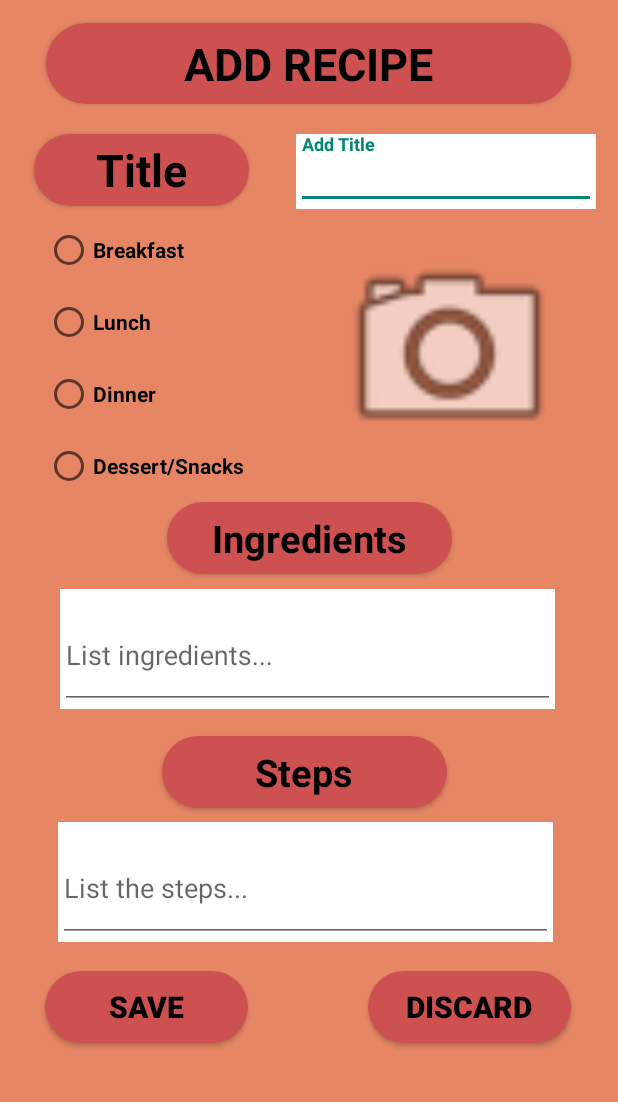
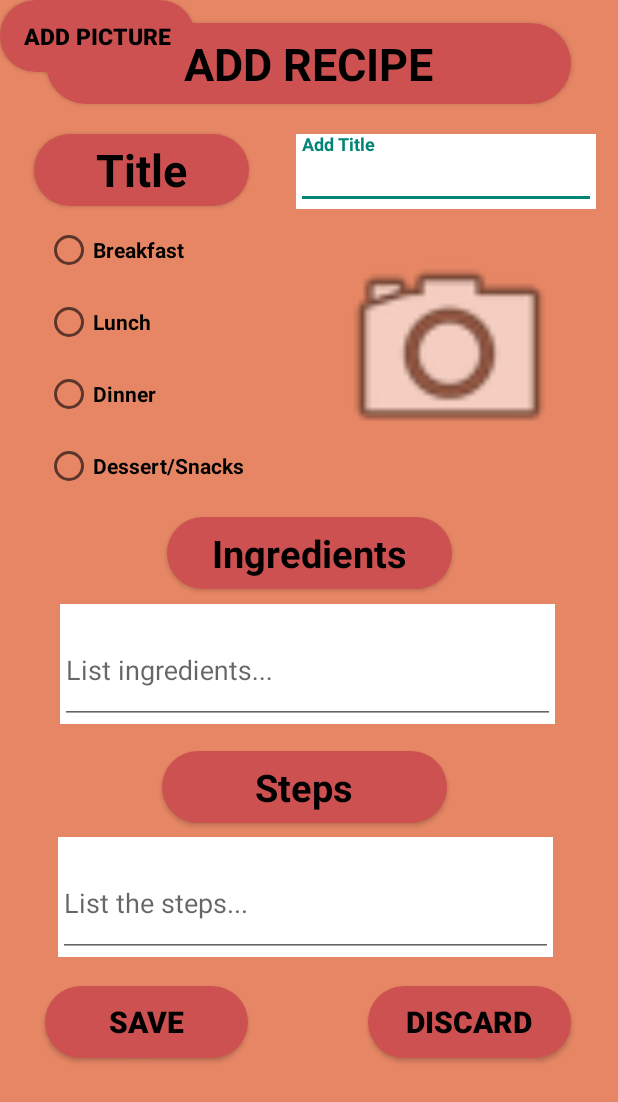
Before and after one commit to alexbegt/WhatsCooking, an Android app: the AddRecipe screen opened directly, with no data from a screen before it, on a phone screen of 412 x 824 dp. Shown: the top 1102 px of the screen. Run offline under Robolectric (Android 15) with nearby library versions, the phone set to English and light mode, and no system bars; Roboto replaces fonts that are not available here.

Commit message:
Updates for New Branch

```diff
--- a/app/src/main/java/com/whatscooking/application/AddRecipe.java
+++ b/app/src/main/java/com/whatscooking/application/AddRecipe.java
@@ -3,13 +3,32 @@ package com.whatscooking.application;
 import androidx.appcompat.app.AppCompatActivity;
 
 import android.os.Bundle;
+import android.content.Intent;
+import android.os.Bundle;
+import android.view.View;
+import android.widget.Button;
+import android.widget.EditText;
+import android.widget.TextView;
 
 public class AddRecipe extends AppCompatActivity {
+
+    EditText titlehere;
+    EditText inglist;
+    EditText steplist;
 
     @Override
     protected void onCreate(Bundle savedInstanceState) {
         super.onCreate(savedInstanceState);
         setContentView(R.layout.activity_add_recipe);
 
+        titlehere = (EditText) findViewById(R.id.titlehere);
+
+
+    }
+
+    public void updateText (View vT){
+        titlehere.setText(titlehere.getText());
+        inglist.setText(inglist.getText());
+        steplist.setText(steplist.getText());
     }
 }
--- a/app/src/main/java/com/whatscooking/application/MainActivity.java
+++ b/app/src/main/java/com/whatscooking/application/MainActivity.java
@@ -2,14 +2,11 @@ package com.whatscooking.application;
 
 import android.content.Intent;
 import android.os.Bundle;
-import android.view.View;
 import android.widget.Button;
-import android.widget.EditText;
 import android.widget.TextView;
 
 import androidx.appcompat.app.AppCompatActivity;
 
-import com.google.android.material.textfield.TextInputLayout;
 import com.whatscooking.application.registration.LoginActivity;
 import com.whatscooking.application.user.SessionHandler;
 import com.whatscooking.application.user.User;
@@ -18,14 +15,11 @@ public class MainActivity extends AppCompatActivity {
 
     private SessionHandler session;
 
-    EditText titlehere;
 
     @Override
     protected void onCreate(Bundle savedInstanceState) {
         super.onCreate(savedInstanceState);
         setContentView(R.layout.activity_main);
-
-        titlehere = (EditText) findViewById(R.id.titlehere);
 
         session = new SessionHandler(getApplicationContext());
 
@@ -46,7 +40,5 @@ public class MainActivity extends AppCompatActivity {
         });
     }
 
-    public void updateText (View vT){
-        titlehere.setText(titlehere.getText());
-    }
+
 }
--- a/app/src/main/res/layout/activity_add_recipe.xml
+++ b/app/src/main/res/layout/activity_add_recipe.xml
@@ -141,10 +141,24 @@
         app:srcCompat="@android:drawable/ic_menu_camera" />
 
     <Button
+        android:id="@+id/addimg"
+        android:layout_width="130dp"
+        android:layout_height="wrap_content"
+        android:background="@drawable/round_btn"
+        android:backgroundTint="#CE5151"
+        android:text="Add Picture"
+        android:textColor="#000000"
+        android:textSize="15sp"
+        android:textStyle="bold"
+        tools:layout_editor_absoluteX="238dp"
+        tools:layout_editor_absoluteY="286dp" />
+
+    <Button
         android:id="@+id/ingredients"
         android:layout_width="190dp"
         android:layout_height="48dp"
         android:layout_marginStart="102dp"
+        android:layout_marginTop="10dp"
         android:layout_marginEnd="102dp"
         android:background="@drawable/round_btn"
         android:backgroundTint="#CE5151"
@@ -202,7 +216,7 @@
         android:id="@+id/liststep"
         android:layout_width="330dp"
         android:layout_height="80dp"
-        android:layout_marginTop="548dp"
+        android:layout_marginTop="558dp"
         android:layout_marginEnd="40dp"
         android:background="#FFFFFF"
         app:layout_constraintEnd_toEndOf="parent"
@@ -211,14 +225,14 @@
         app:layout_constraintTop_toTopOf="parent">
 
         <EditText
-            android:id="@+id/editTextTextPersonName5"
+            android:id="@+id/steplist"
             android:layout_width="match_parent"
             android:layout_height="match_parent"
             android:layout_weight="1"
             android:ems="10"
             android:hint="List the steps..."
-            android:textSize="18sp"
-            android:inputType="textPersonName" />
+            android:inputType="textPersonName"
+            android:textSize="18sp" />
     </com.google.android.material.textfield.TextInputLayout>
 
     <Button
```
